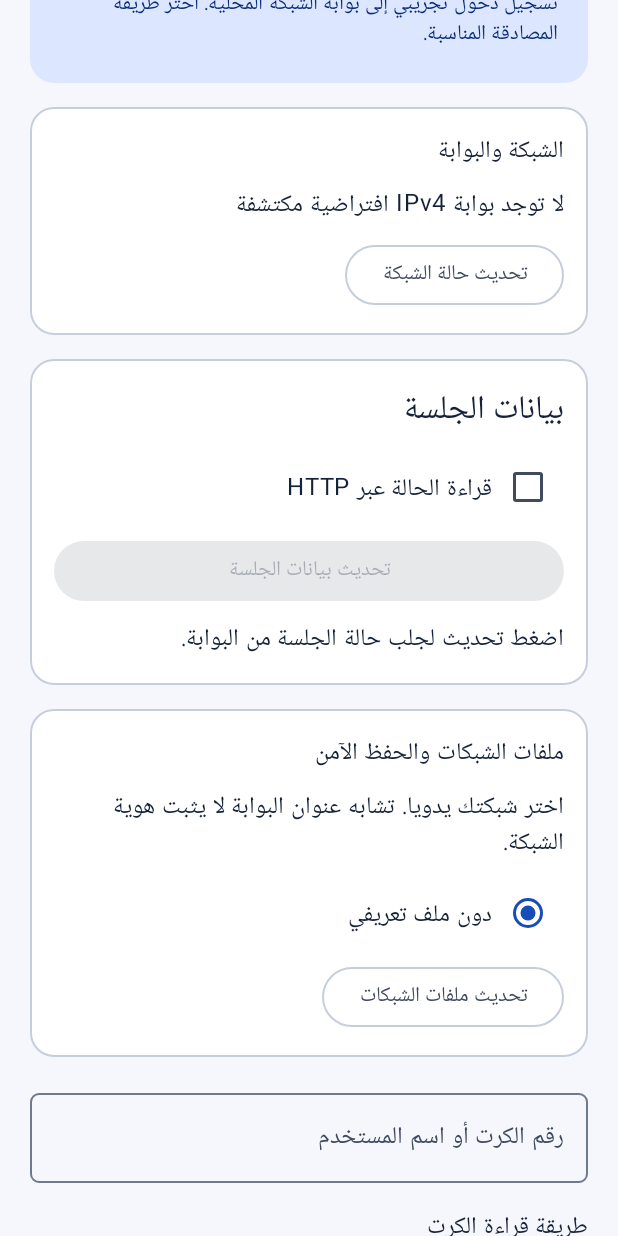
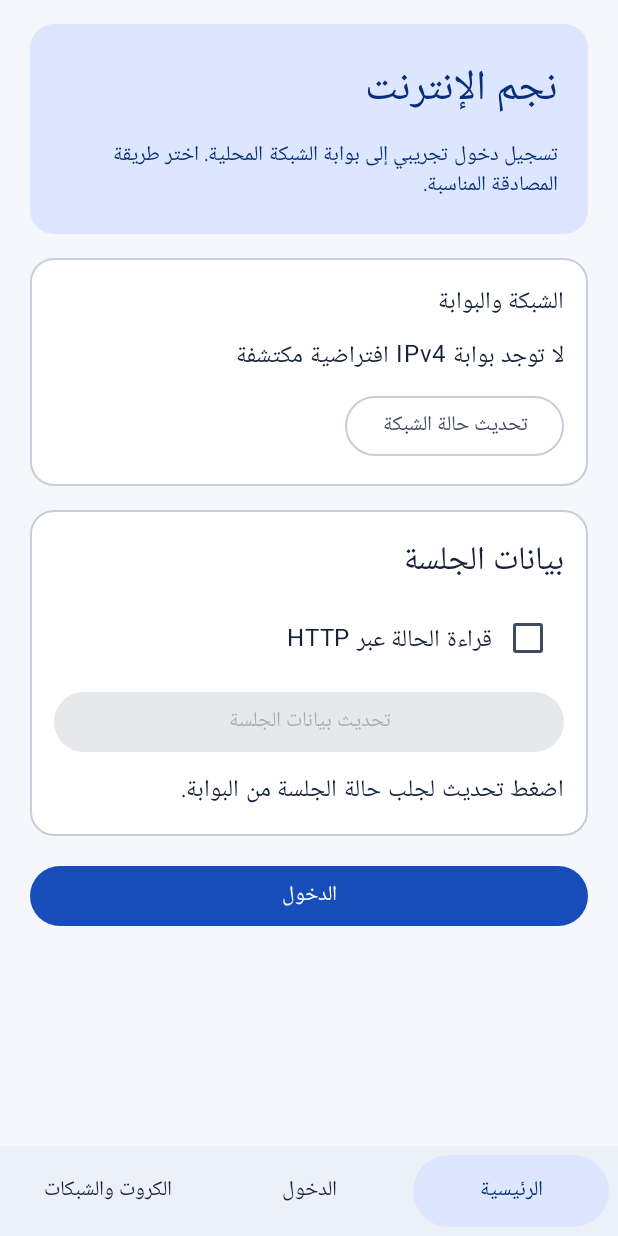
Before and after one commit to salehbinamrat/Najim-Android, an Android app built with Jetpack Compose: the screen it shows after launch (MainActivity), on a phone screen of 412 x 824 dp. Run offline under Robolectric (Android 15) with nearby library versions, the phone set to English and light mode, and no system bars; libraries missing offline, so code that uses them is left out: com.google.mlkit.vision.

Commit message:
feat(ui): introduce three-section bottom navigation while retaining secure form lifecycle

```diff
--- a/app/src/main/java/com/najim/android/ui/FoundationScreen.kt
+++ b/app/src/main/java/com/najim/android/ui/FoundationScreen.kt
@@ -58,19 +58,41 @@ internal fun FoundationScreen(
     val sessionBusy = sessionState == SessionViewState.Loading || sessionState == SessionViewState.Cancelling || sessionState == SessionViewState.LoggingOut
     val busy = loginBusy || sessionBusy || profileState.busy
     val galleryActive = galleryState != GalleryState.Idle
+    var section by remember { mutableStateOf(if (galleryActive) NajimSection.LOGIN else NajimSection.HOME) }
     val validation = VoucherInput.validate(username)
     val validPassword = !usePassword || (password.length <= 128 && password.none { it.isISOControl() } &&
         (protocol != LoginProtocol.HTTP_CHAP || password.all { it.code <= 127 }))
-    Scaffold { insets ->
+    fun navigate(next: NajimSection) {
+        if (busy || galleryActive || next == section) return
+        if (section == NajimSection.LOGIN) {
+            username = ""
+            password = ""
+            usePassword = false
+            protocol = LoginProtocol.HTTPS_PAP
+            consent = false
+            saveApproved = false
+            legacySaveApproved = false
+        }
+        section = next
+    }
+    Scaffold(bottomBar = {
+        NajimNavigation(section, enabled = !busy && !galleryActive, select = ::navigate)
+    }) { insets ->
         BoxWithConstraints(Modifier.fillMaxSize().padding(insets).imePadding(), contentAlignment = Alignment.TopCenter) {
         val horizontalPadding = if (maxWidth < 360.dp) 12.dp else 20.dp
-        Column(Modifier.widthIn(max = 600.dp).fillMaxWidth().verticalScroll(rememberScrollState())
+        Column(Modifier.widthIn(max = 600.dp).fillMaxWidth().verticalScroll(key(section) { rememberScrollState() })
             .padding(horizontal = horizontalPadding, vertical = 16.dp),
             verticalArrangement = Arrangement.spacedBy(16.dp)) {
             NajimHeader()
-            NetworkCard(network, refreshNetwork)
-            SessionCard(network, sessionState, enabled = !loginBusy && !galleryActive,
-                refresh = refreshSession, clear = clearSession, logout = logoutSession)
+            when (section) {
+                NajimSection.HOME -> {
+                    NetworkCard(network, refreshNetwork)
+                    SessionCard(network, sessionState, enabled = !busy && !galleryActive,
+                        refresh = refreshSession, clear = clearSession, logout = logoutSession)
+                    Button(onClick = { navigate(NajimSection.LOGIN) }, enabled = !busy && !galleryActive,
+                        modifier = Modifier.fillMaxWidth()) { Text(stringResource(R.string.nav_login)) }
+                }
+                NajimSection.CARDS -> {
             ProfilePicker(network, profileState, selectedProfile, enabled = !busy && !galleryActive,
                 onSelect = {
                     if (selectedProfile !== it) {
@@ -93,6 +115,7 @@ internal fun FoundationScreen(
                         consent = false
                         saveApproved = false
                         legacySaveApproved = false
+                        section = NajimSection.LOGIN
                     } }, delete = { card ->
                         username = ""
                         password = ""
@@ -103,6 +126,14 @@ internal fun FoundationScreen(
                         deleteCard(chosenProfile, card)
                     })
             }
+                }
+                NajimSection.LOGIN -> {
+            val currentProfile = selectedProfile
+            Text(if (currentProfile == null) stringResource(R.string.profile_none)
+                else stringResource(R.string.login_selected_profile, currentProfile.name),
+                style = MaterialTheme.typography.titleMedium)
+            OutlinedButton(onClick = { navigate(NajimSection.CARDS) }, enabled = !busy && !galleryActive,
+                modifier = Modifier.fillMaxWidth()) { Text(stringResource(R.string.nav_cards)) }
             OutlinedTextField(
                 value = username,
                 onValueChange = { username = VoucherInput.normalize(it) },
@@ -130,7 +161,7 @@ internal fun FoundationScreen(
                         Modifier.padding(top = 12.dp))
                 }
             }
-            key(scanMode) {
+            key(network, selectedProfile, scanMode) {
                 VoucherScanner(lifecycleOwner, scanMode, enabled = !busy && !galleryActive, onConfirmed = { code ->
                     username = code
                     password = ""
@@ -221,6 +252,8 @@ internal fun FoundationScreen(
                 is LoginAttemptState.Finished -> resultMessage(attempt.result)
             }
             if (message != null) Text(stringResource(message))
+                }
+            }
         }
         }
     }
--- /dev/null
+++ b/app/src/main/java/com/najim/android/ui/NajimNavigation.kt
@@ -0,0 +1,38 @@
+package com.najim.android.ui
+
+import androidx.compose.foundation.layout.*
+import androidx.compose.material3.*
+import androidx.compose.runtime.Composable
+import androidx.compose.ui.Modifier
+import androidx.compose.ui.res.stringResource
+import androidx.compose.ui.semantics.selected
+import androidx.compose.ui.semantics.semantics
+import androidx.compose.ui.unit.dp
+import com.najim.android.R
+
+internal enum class NajimSection(val label: Int) {
+    HOME(R.string.nav_home), LOGIN(R.string.nav_login), CARDS(R.string.nav_cards)
+}
+
+/** Stable three-section shell. No new navigation dependency or retained secret back stack. */
+@Composable
+internal fun NajimNavigation(section: NajimSection, enabled: Boolean, select: (NajimSection) -> Unit) {
+    Surface(tonalElevation = 3.dp) {
+        Row(Modifier.fillMaxWidth().navigationBarsPadding().padding(horizontal = 6.dp, vertical = 6.dp),
+            horizontalArrangement = Arrangement.spacedBy(4.dp)) {
+            for (item in NajimSection.entries) {
+                val active = section == item
+                TextButton(onClick = { select(item) }, enabled = enabled && !active,
+                    modifier = Modifier.weight(1f).heightIn(min = 48.dp).semantics { selected = active },
+                    colors = ButtonDefaults.textButtonColors(
+                        containerColor = if (active) MaterialTheme.colorScheme.primaryContainer else androidx.compose.ui.graphics.Color.Transparent,
+                        contentColor = MaterialTheme.colorScheme.onSurface,
+                        disabledContainerColor = if (active) MaterialTheme.colorScheme.primaryContainer else androidx.compose.ui.graphics.Color.Transparent,
+                        disabledContentColor = if (active) MaterialTheme.colorScheme.onPrimaryContainer else MaterialTheme.colorScheme.onSurfaceVariant
+                    ), contentPadding = PaddingValues(horizontal = 4.dp, vertical = 8.dp)) {
+                    Text(stringResource(item.label), style = MaterialTheme.typography.labelLarge)
+                }
+            }
+        }
+    }
+}
--- a/app/src/main/res/values/strings.xml
+++ b/app/src/main/res/values/strings.xml
@@ -146,4 +146,8 @@
     <string name="saved_retention_confirm">تفعيل استبدال أقدم الكروت في ملف %1$s عند حفظ كرت جديد ناجح؟ لن يحذف أي كرت الآن. إذا كانت القائمة القديمة تتجاوز الحد فستخفض إلى خمسة عند الحفظ الجديد.</string>
     <string name="saved_retention_enable">تفعيل الحذف التلقائي</string>
     <string name="saved_retention_changed">تم حفظ طريقة إدارة الكروت لهذه الشبكة. اختر الملف مجددا.</string>
+    <string name="nav_home">الرئيسية</string>
+    <string name="nav_login">الدخول</string>
+    <string name="nav_cards">الكروت والشبكات</string>
+    <string name="login_selected_profile">ملف الشبكة: %1$s</string>
 </resources>
```
Also changed, not shown: 2 other files.
